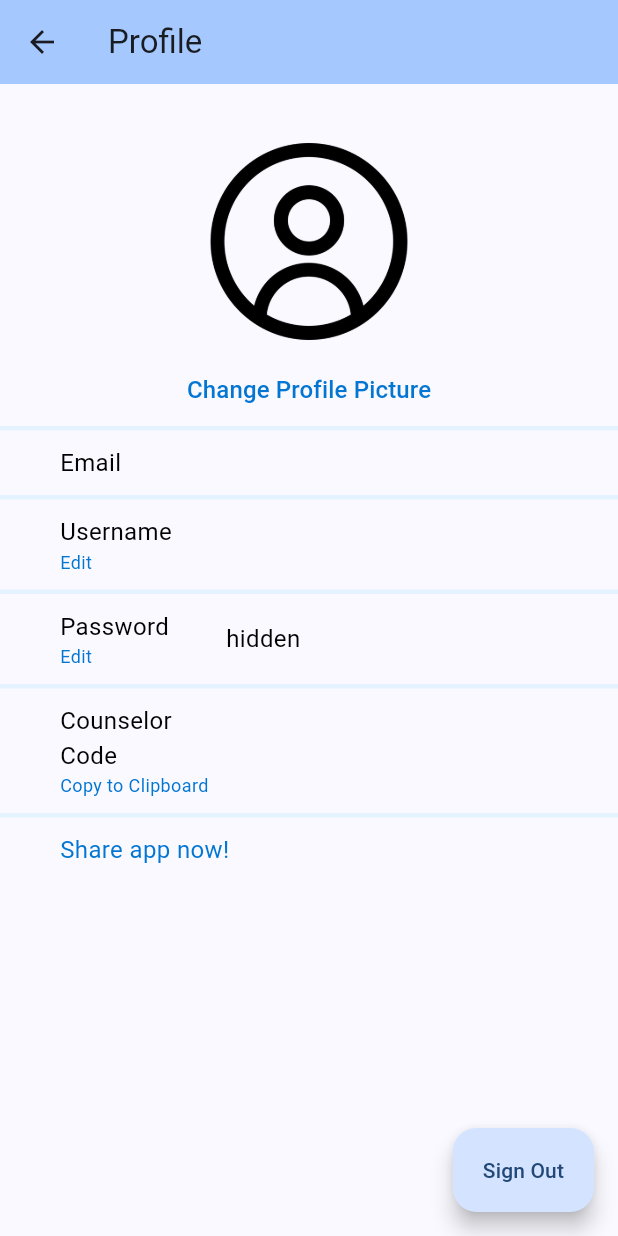
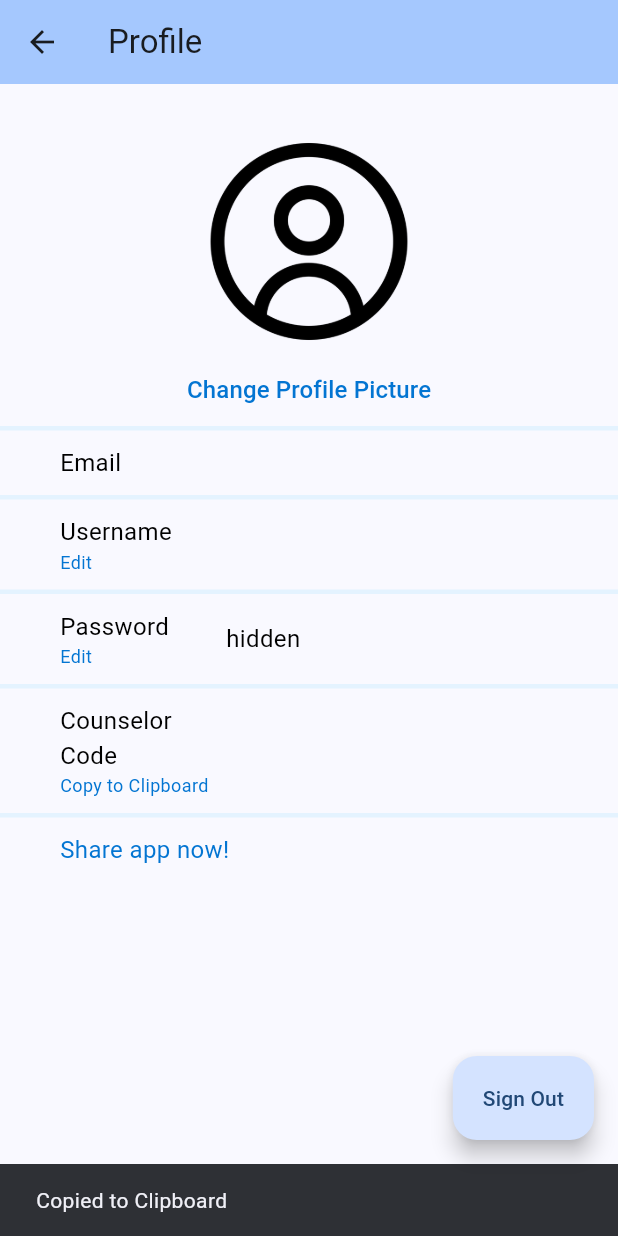
Before and after one commit to Marcusng01/MoodTrack_FYP, a Flutter app: the CounsellorProfile screen opened directly, after a tap on "Counselor Code", on a phone screen of 412 x 824 dp. Run offline on Flutter 3.47's test engine with Material 3 defaults, Android fonts, the phone set to English and light mode, and no system bars; our stand-ins replace calendar_date_picker2, carousel_slider, cloud_firestore, firebase_auth, firebase_core, fluttertoast and 3 more; accounts and stored records are empty; statements that could not run were skipped.

Commit message:
Copy Counselor Code to Clipboard (Profile)

```diff
--- a/lib/UI/counsellor/counsellor_dashboard.dart
+++ b/lib/UI/counsellor/counsellor_dashboard.dart
@@ -4,7 +4,7 @@ import 'package:ai_mood_tracking_application/services/auth_service.dart';
 import 'package:ai_mood_tracking_application/services/firestore_service.dart';
 import 'package:ai_mood_tracking_application/services/message_service.dart';
 import 'package:ai_mood_tracking_application/styles/color_styles.dart';
-import 'package:ai_mood_tracking_application/ui/counsellor/profile/counsellor_profile.dart';
+import 'package:ai_mood_tracking_application/ui/counsellor/profile/profile_home/counsellor_profile.dart';
 import 'package:firebase_auth/firebase_auth.dart';
 import 'package:flutter/material.dart';
 
--- a/lib/ui/counsellor/profile/counsellor_profile.dart
+++ b/lib/ui/counsellor/profile/profile_home/counsellor_profile.dart
@@ -3,10 +3,11 @@ import 'package:ai_mood_tracking_application/commons/profile_button_row.dart';
 import 'package:ai_mood_tracking_application/commons/profile_data_row.dart';
 import 'package:ai_mood_tracking_application/commons/profile_picture_clipper.dart';
 import 'package:ai_mood_tracking_application/services/auth_service.dart';
-import 'package:ai_mood_tracking_application/ui/counsellor/profile/profile_change_password_view.dart';
-import 'package:ai_mood_tracking_application/ui/counsellor/profile/profile_change_username_view.dart';
+import 'package:ai_mood_tracking_application/ui/counsellor/profile/profile_change_password/profile_change_password_view.dart';
+import 'package:ai_mood_tracking_application/ui/counsellor/profile/profile_change_username/profile_change_username_view.dart';
 import 'package:firebase_auth/firebase_auth.dart';
 import 'package:flutter/material.dart';
+import 'package:flutter/services.dart';
 
 class CounsellorProfile extends StatefulWidget {
   CounsellorProfile({super.key, required this.title});
@@ -91,6 +92,9 @@ class _MyCounsellorProfileState extends State<CounsellorProfile> {
   }
 
   Widget userDataContainer(Map<String, dynamic> userData) {
+    SnackBar snackBar = const SnackBar(
+      content: Text("Copied to Clipboard"),
+    );
     return SizedBox(
         // 80% of screen width
         child: Column(children: <Widget>[
@@ -131,7 +135,10 @@ class _MyCounsellorProfileState extends State<CounsellorProfile> {
         title: "Counselor Code",
         subtitle: "Copy to Clipboard",
         data: userData["counselorCode"],
-        onTap: () => {}, //TODO
+        onTap: () => {
+          Clipboard.setData(ClipboardData(text: userData["counselorCode"])),
+          ScaffoldMessenger.of(context).showSnackBar(snackBar),
+        }, //TODO
       ),
       ProfileButtonRow(title: "Share app now!", onTap: () => {} //TODO
           )
--- a/pubspec.yaml
+++ b/pubspec.yaml
@@ -39,7 +39,7 @@ dependencies:
   crypto: ^3.0.1
   calendar_date_picker2: ^0.5.3
   intl: ^0.19.0
-  fluttertoast: ^8.0.8
+  fluttertoast: ^8.1.1
   carousel_slider: ^4.2.1
   flutter_chat_ui: ^1.6.10
   flutter_firebase_chat_core: ^1.6.7
```
Also changed, not shown: lib/ui/authentication/register_success/register_success_view.dart (+6 -2 lines), lib/ui/counsellor/profile/profile_change_password/profile_change_password_view.dart (renamed from lib/ui/counsellor/profile/profile_change_password_view.dart), lib/ui/counsellor/profile/profile_change_username/profile_change_username_view.dart (renamed from lib/ui/counsellor/profile/profile_change_username_view.dart).
